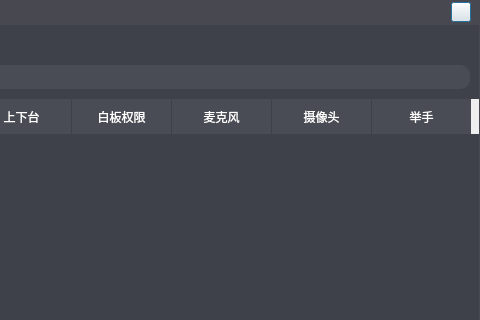
The window that SoftTerminal/forms/STWBRoster.ui (sunpu/softterminal) describes before a commit, drawn with Qt 5; both pictures show x 130 to 610 and y 0 to 320 of the 610 by 711 pixel window.
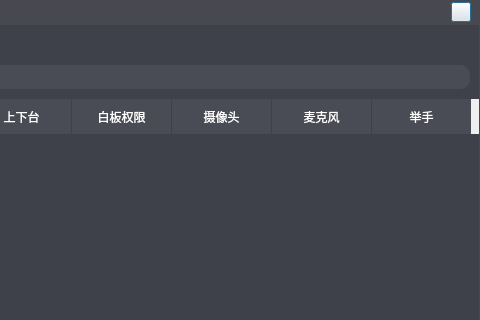
The same window after the commit. Icons and pictures are not drawn.

```diff
--- a/SoftTerminal/forms/STWBRoster.ui
+++ b/SoftTerminal/forms/STWBRoster.ui
@@ -448,12 +448,12 @@
         </column>
         <column>
          <property name="text">
-          <string>麦克风</string>
+          <string>摄像头</string>
          </property>
         </column>
         <column>
          <property name="text">
-          <string>摄像头</string>
+          <string>麦克风</string>
          </property>
         </column>
         <column>
```
